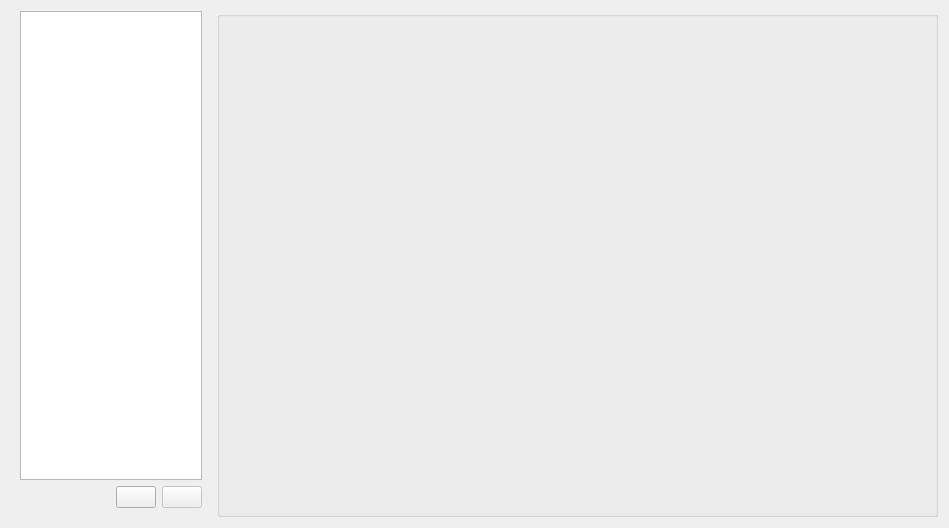
The window that src/kcm.ui (KDE/kaccounts-integration) describes before a commit, drawn with Qt 5.
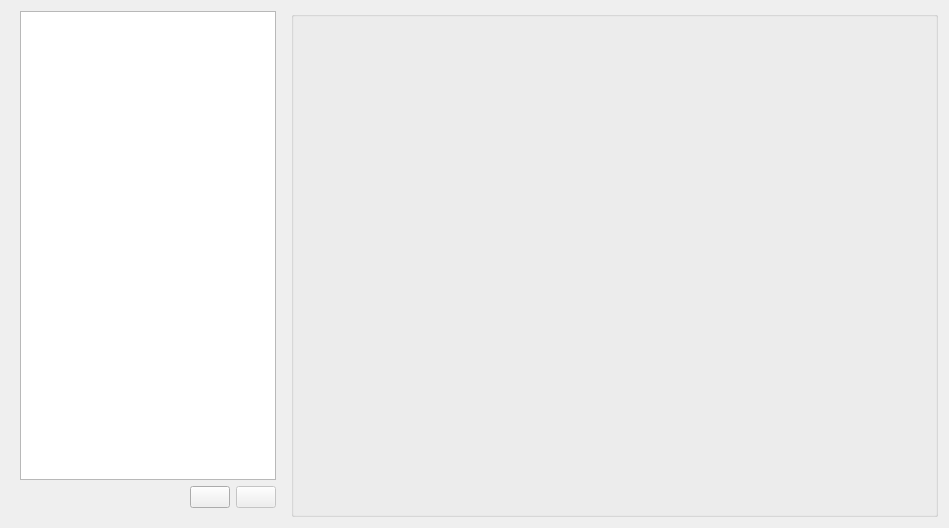
The same window after the commit. Icons and pictures are not drawn.

Commit message:
Raise the min size of the accounts list on the side
Ideally this shouldn't be hardcoded at all

The edit to the form file:
```diff
--- a/src/kcm.ui
+++ b/src/kcm.ui
@@ -30,7 +30,7 @@
      </property>
      <property name="maximumSize">
       <size>
-       <width>200</width>
+       <width>350</width>
        <height>16777215</height>
       </size>
      </property>
```
